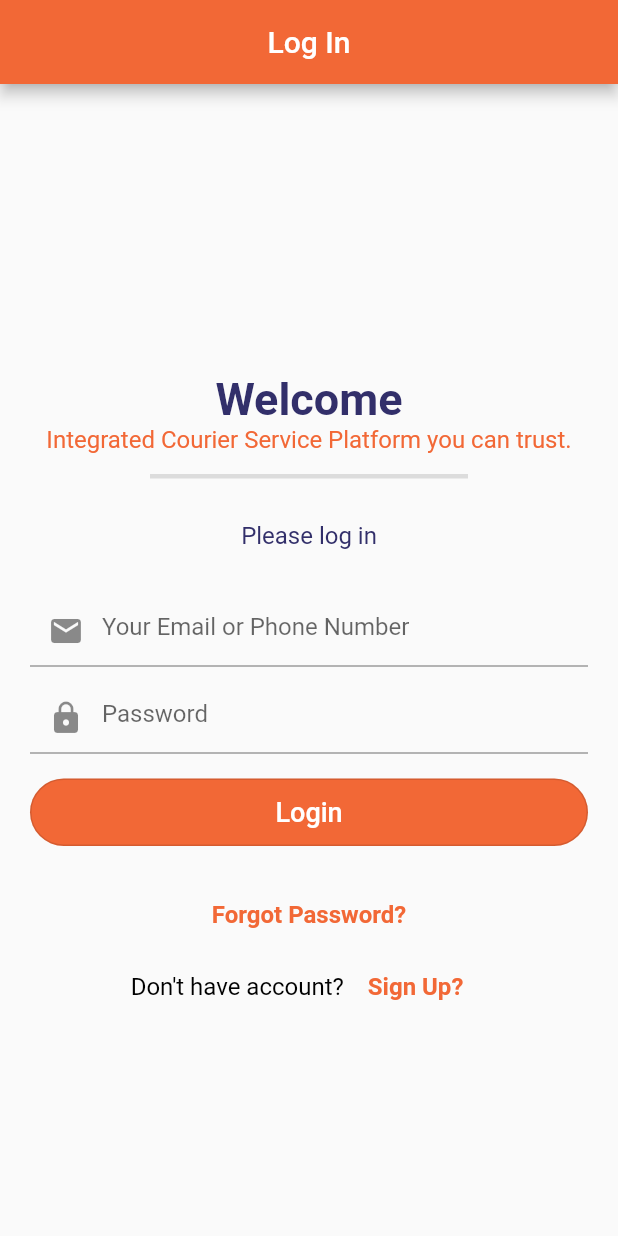
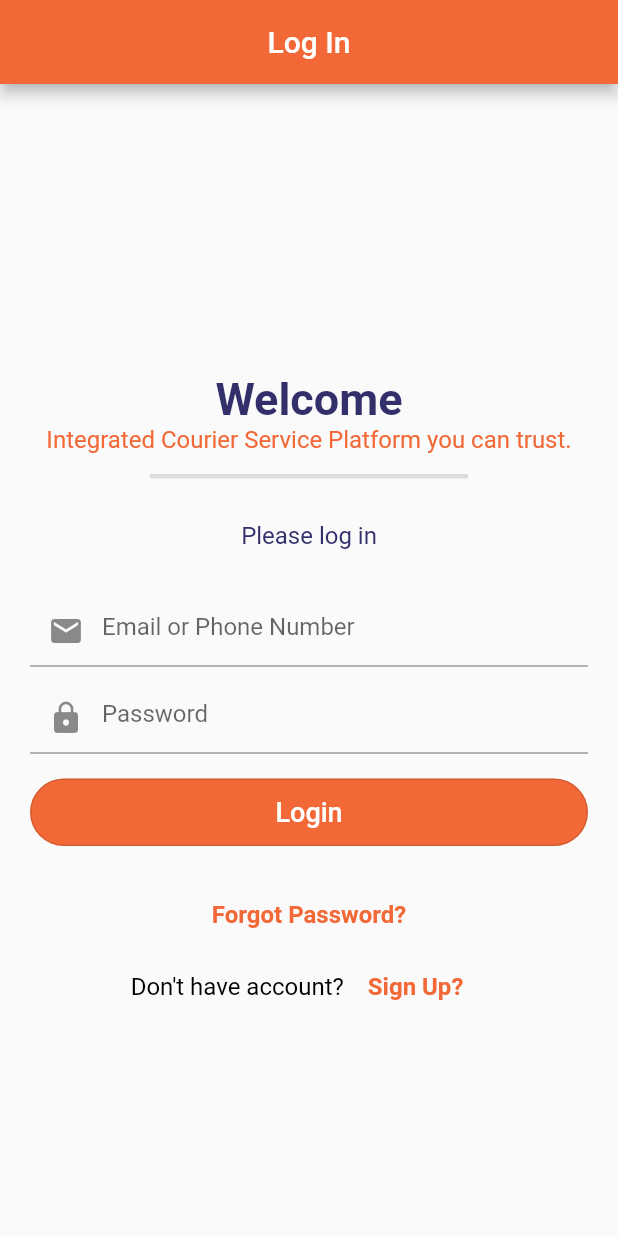
Before and after one commit to kkokwara2014/courierhub, a Flutter app: the screen it shows after launch, on a phone screen of 412 x 824 dp. Run offline on Flutter 3.47's test engine with Material 2 defaults, Android fonts, the phone set to English and light mode, and no system bars.

Commit message:
Updating Login page

```diff
--- a/lib/Login.dart
+++ b/lib/Login.dart
@@ -64,7 +64,7 @@ class _LoginState extends State<Login> {
                   TextField(
                     decoration: InputDecoration(
                       prefixIcon: Icon(Icons.mail),
-                      hintText: "Your Email or Phone Number",
+                      hintText: "Email or Phone Number",
                       labelStyle: TextStyle(
                         fontSize: 16,
                         color: Colors.black,
@@ -84,6 +84,7 @@ class _LoginState extends State<Login> {
                         color: Colors.black,
                       ),
                     ),
+                    obscureText: true,
                     keyboardType: TextInputType.text,
                   ),
                   SizedBox(
```
